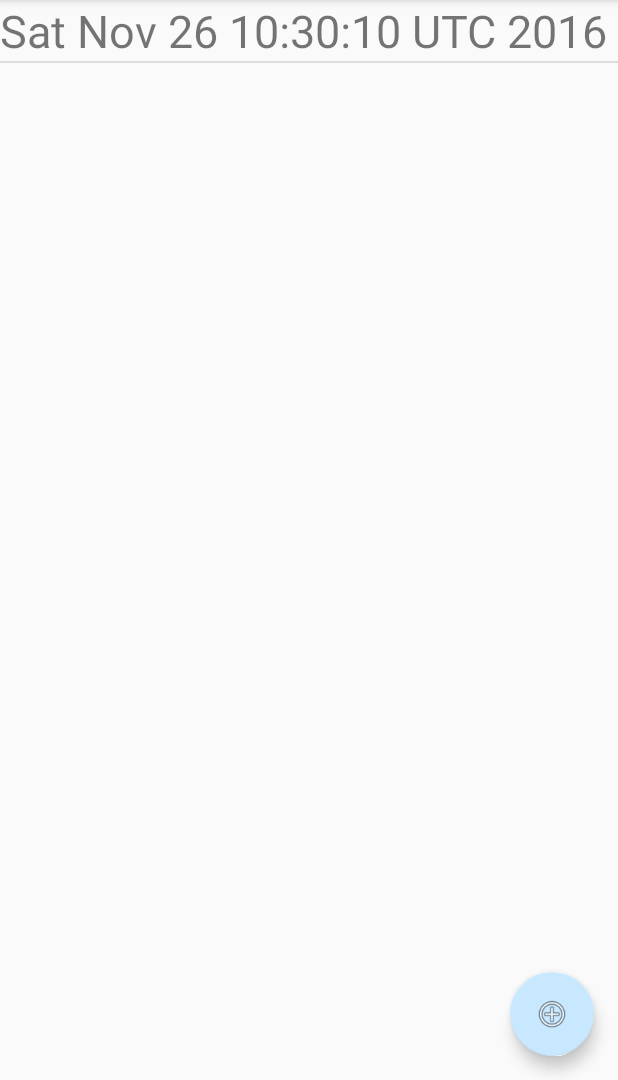
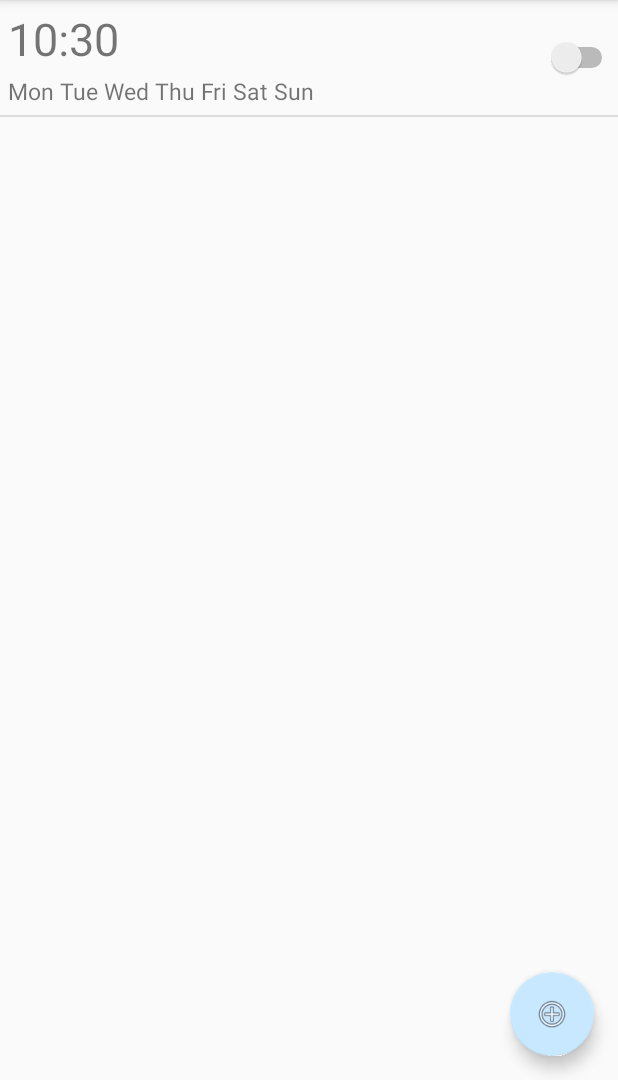
Before and after one commit to NgoclanTran/alarm, an Android app: the screen it shows after launch (MainActivity), after a tap on an icon or button, on a phone screen of 412 x 824 dp, the part 156-1236 px from its top. Run offline under Robolectric (Android 15) with nearby library versions, the phone set to English and light mode, and no system bars.

Commit message:
layout alarm rows fixed except for hours:minutes

```diff
--- a/app/src/main/java/com/example/minaris/alarm/AlarmAdapter.java
+++ b/app/src/main/java/com/example/minaris/alarm/AlarmAdapter.java
@@ -42,8 +42,11 @@ public class AlarmAdapter extends BaseAdapter {
             vi = inflater.inflate(R.layout.alarm_row, null);
         }
 
-        TextView text = (TextView) vi.findViewById(R.id.text);
-        text.setText(getItem(i).hour.toString());
+        TextView text = (TextView) vi.findViewById(R.id.date);
+        Date date = getItem(i).hour;
+        String hour = ((Integer) date.getHours()).toString() +
+                ":" + ((Integer) date.getMinutes()).toString();
+        text.setText(hour);
 
         return vi;
     }
--- a/app/src/main/res/layout/alarm_row.xml
+++ b/app/src/main/res/layout/alarm_row.xml
@@ -1,14 +1,35 @@
 <?xml version="1.0" encoding="utf-8"?>
-<LinearLayout xmlns:android="http://schemas.android.com/apk/res/android"
+<FrameLayout xmlns:android="http://schemas.android.com/apk/res/android"
     android:orientation="vertical" android:layout_width="match_parent"
-    android:layout_height="match_parent">
+    android:layout_height="wrap_content">
 
     <TextView
-        android:id="@+id/text"
+        android:id="@+id/date"
         android:layout_width="wrap_content"
         android:layout_height="wrap_content"
         android:layout_alignParentTop="true"
+        android:layout_gravity="left|top"
         android:text="String"
-        android:textSize="30sp" />
+        android:textSize="30sp"
+        android:layout_marginLeft="5dp"
+        android:layout_marginTop="5dp"/>
 
-</LinearLayout>
+    <Switch
+        android:id="@+id/alarmSwitch"
+        android:layout_width="wrap_content"
+        android:layout_gravity="right|center"
+        android:layout_height="wrap_content" />
+
+    <TextView
+        android:id="@+id/days"
+        android:layout_width="wrap_content"
+        android:layout_height="wrap_content"
+        android:layout_gravity="left|bottom"
+        android:text="Mon Tue Wed Thu Fri Sat Sun"
+        android:textSize="15sp"
+        android:layout_marginLeft="5dp"
+        android:layout_marginTop="50dp"
+        android:layout_marginBottom="5dp"
+        android:layout_below="@+id/date"/>
+
+</FrameLayout>
```
